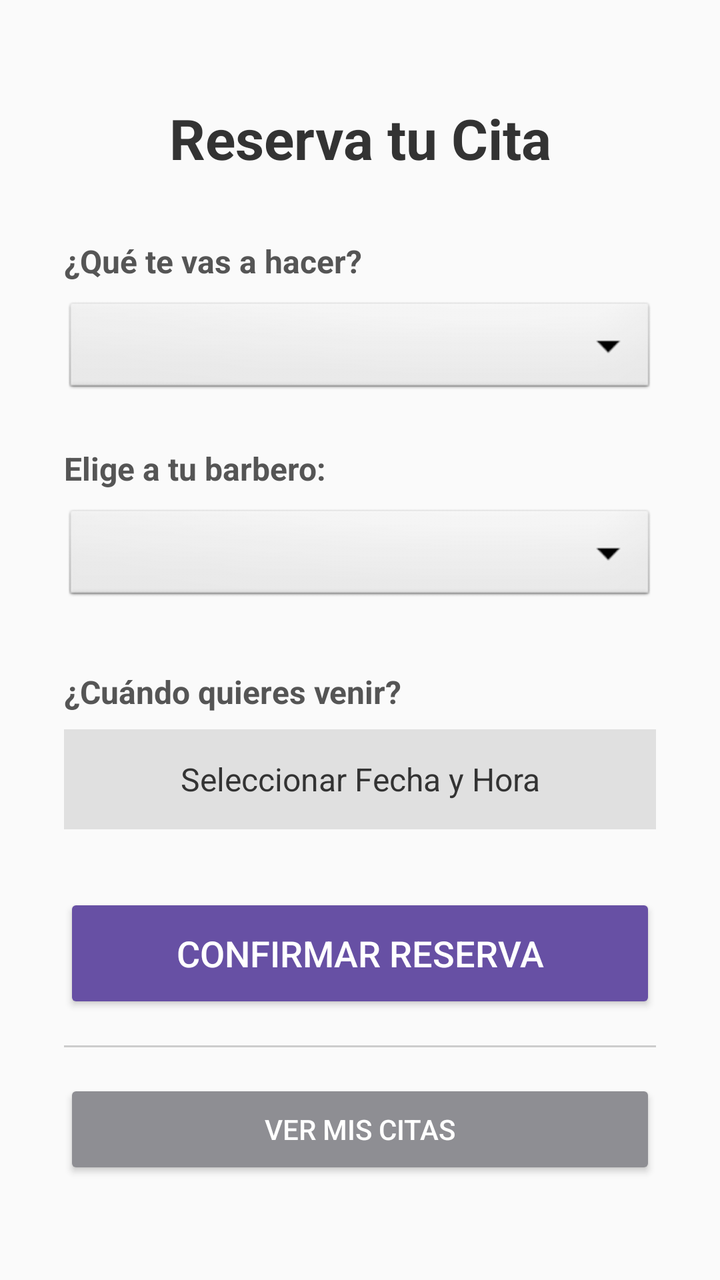
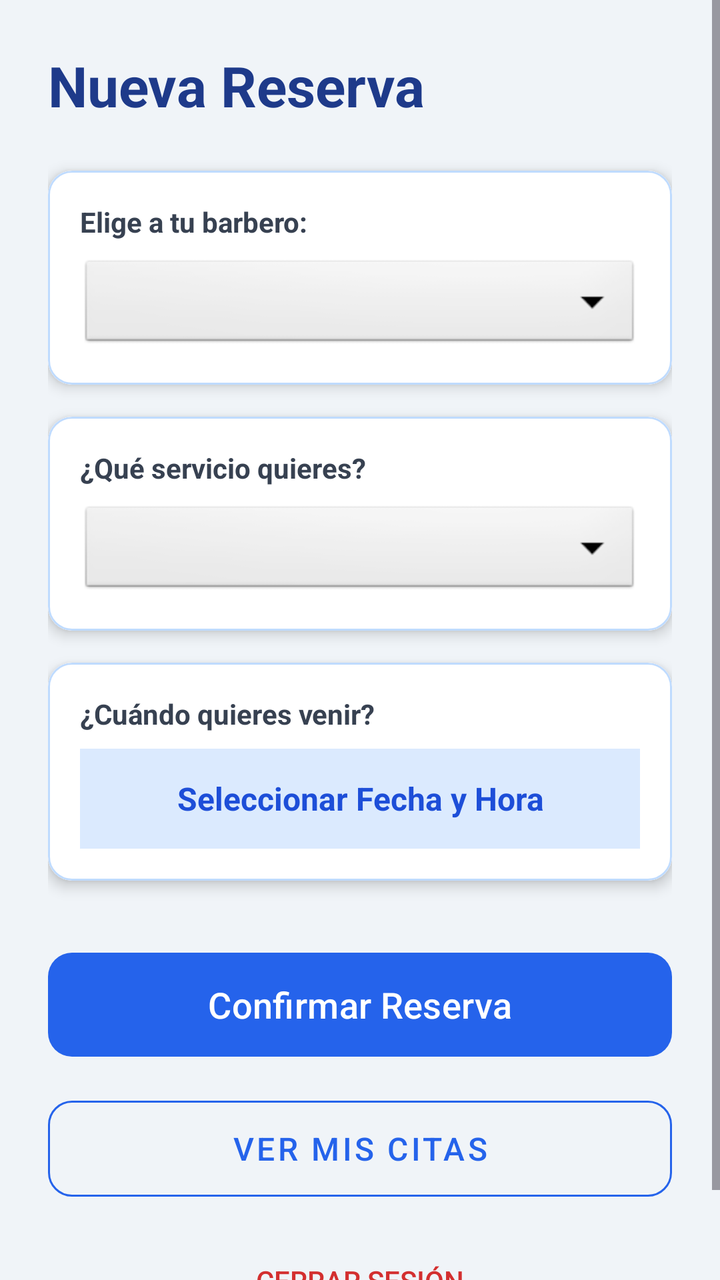

The first picture is an Android layout as it rendered before a commit; the second is the same layout after the commit. The layout source and the unified diff follow.
<!-- AndroidManifest.xml: application theme Theme.BarberFlow -->
<!-- res/layout/activity_main.xml -->
<?xml version="1.0" encoding="utf-8"?>
<LinearLayout
    xmlns:android="http://schemas.android.com/apk/res/android"
    android:id="@+id/main"
    android:layout_width="match_parent"
    android:layout_height="match_parent"
    android:orientation="vertical"
    android:padding="32dp"
    android:gravity="center_vertical"
    android:background="#FAFAFA">

    
    <TextView
        android:id="@+id/tv_titulo"
        android:layout_width="match_parent"
        android:layout_height="wrap_content"
        android:text="Reserva tu Cita"
        android:textSize="28sp"
        android:textStyle="bold"
        android:textColor="#333333"
        android:gravity="center"
        android:layout_marginBottom="32dp"/>

    
    <TextView
        android:layout_width="match_parent"
        android:layout_height="wrap_content"
        android:text="¿Qué te vas a hacer?"
        android:textSize="16sp"
        android:textStyle="bold"
        android:textColor="#555555"
        android:layout_marginBottom="8dp"/>

    <Spinner
        android:id="@+id/spinner_servicio"
        android:layout_width="match_parent"
        android:layout_height="50dp"
        android:background="@android:drawable/btn_dropdown"
        android:layout_marginBottom="24dp"/>

    
    <TextView
        android:layout_width="match_parent"
        android:layout_height="wrap_content"
        android:text="Elige a tu barbero:"
        android:textSize="16sp"
        android:textStyle="bold"
        android:textColor="#555555"
        android:layout_marginBottom="8dp"/>

    <Spinner
        android:id="@+id/spinner_barbero"
        android:layout_width="match_parent"
        android:layout_height="50dp"
        android:background="@android:drawable/btn_dropdown"
        android:layout_marginBottom="32dp"/>

    
    <TextView
        android:layout_width="match_parent"
        android:layout_height="wrap_content"
        android:text="¿Cuándo quieres venir?"
        android:textSize="16sp"
        android:textStyle="bold"
        android:textColor="#555555"
        android:layout_marginBottom="8dp"/>

    <TextView
        android:id="@+id/tv_FechaYHora"
        android:layout_width="match_parent"
        android:layout_height="50dp"
        android:text="Seleccionar Fecha y Hora"
        android:textSize="16sp"
        android:gravity="center"
        android:background="#E0E0E0"
        android:textColor="#333333"
        android:layout_marginBottom="32dp"/>

    
    <Button
        android:id="@+id/btn_reservar"
        android:layout_width="match_parent"
        android:layout_height="60dp"
        android:text="Confirmar Reserva"
        android:textSize="18sp"
        android:backgroundTint="#6750A4"
        android:textColor="#FFFFFF"
        android:layout_marginBottom="16dp"/>

    
    <View
        android:layout_width="match_parent"
        android:layout_height="1dp"
        android:background="#CCCCCC"
        android:layout_marginBottom="16dp"/>

    <Button
        android:id="@+id/btn_ver_historial"
        android:layout_width="match_parent"
        android:layout_height="50dp"
        android:text="Ver mis citas"
        android:backgroundTint="#8E8E93"
        android:textColor="#FFFFFF" />

</LinearLayout>
<!-- resources referenced by this layout -->
<resources>
  <style name="Theme.BarberFlow" parent="Base.Theme.BarberFlow" />
  <style name="Base.Theme.BarberFlow" parent="Theme.Material3.DayNight.NoActionBar">
          
          
      </style>
</resources>

<!-- the commit's change to res/layout/activity_main.xml (unified diff, before → after) -->
@@ -1,105 +1,165 @@
 <?xml version="1.0" encoding="utf-8"?>
-<LinearLayout
-    xmlns:android="http://schemas.android.com/apk/res/android"
+<ScrollView xmlns:android="http://schemas.android.com/apk/res/android"
+    xmlns:app="http://schemas.android.com/apk/res-auto"
     android:id="@+id/main"
     android:layout_width="match_parent"
     android:layout_height="match_parent"
-    android:orientation="vertical"
-    android:padding="32dp"
-    android:gravity="center_vertical"
-    android:background="#FAFAFA">
+    android:background="#F0F4F8"
+    android:fillViewport="true">
 
-    
-    <TextView
-        android:id="@+id/tv_titulo"
+    <LinearLayout
         android:layout_width="match_parent"
         android:layout_height="wrap_content"
-        android:text="Reserva tu Cita"
-        android:textSize="28sp"
-        android:textStyle="bold"
-        android:textColor="#333333"
-        android:gravity="center"
-        android:layout_marginBottom="32dp"/>
+        android:orientation="vertical"
+        android:padding="24dp">
 
-    
-    <TextView
-        android:layout_width="match_parent"
-        android:layout_height="wrap_content"
-        android:text="¿Qué te vas a hacer?"
-        android:textSize="16sp"
-        android:textStyle="bold"
-        android:textColor="#555555"
-        android:layout_marginBottom="8dp"/>
+        
+        <TextView
+            android:layout_width="match_parent"
+            android:layout_height="wrap_content"
+            android:text="Nueva Reserva"
+            android:textSize="28sp"
+            android:textStyle="bold"
+            android:textColor="#1E3A8A"
+            android:layout_marginBottom="24dp"/>
 
-    <Spinner
-        android:id="@+id/spinner_servicio"
-        android:layout_width="match_parent"
-        android:layout_height="50dp"
-        android:background="@android:drawable/btn_dropdown"
-        android:layout_marginBottom="24dp"/>
+        
+        <com.google.android.material.card.MaterialCardView
+            android:layout_width="match_parent"
+            android:layout_height="wrap_content"
+            app:cardCornerRadius="12dp"
+            app:cardElevation="4dp"
+            app:strokeWidth="1dp"
+            app:strokeColor="#BFDBFE"
+            android:layout_marginBottom="16dp">
 
-    
-    <TextView
-        android:layout_width="match_parent"
-        android:layout_height="wrap_content"
-        android:text="Elige a tu barbero:"
-        android:textSize="16sp"
-        android:textStyle="bold"
-        android:textColor="#555555"
-        android:layout_marginBottom="8dp"/>
+            <LinearLayout
+                android:layout_width="match_parent"
+                android:layout_height="wrap_content"
+                android:orientation="vertical"
+                android:padding="16dp"
+                android:background="#FFFFFF">
 
-    <Spinner
-        android:id="@+id/spinner_barbero"
-        android:layout_width="match_parent"
-        android:layout_height="50dp"
-        android:background="@android:drawable/btn_dropdown"
-        android:layout_marginBottom="32dp"/>
+                <TextView
+                    android:layout_width="wrap_content"
+                    android:layout_height="wrap_content"
+                    android:text="Elige a tu barbero:"
+                    android:textStyle="bold"
+                    android:textColor="#374151"
+                    android:layout_marginBottom="8dp"/>
 
-    
-    <TextView
-        android:layout_width="match_parent"
-        android:layout_height="wrap_content"
-        android:text="¿Cuándo quieres venir?"
-        android:textSize="16sp"
-        android:textStyle="bold"
-        android:textColor="#555555"
-        android:layout_marginBottom="8dp"/>
+                <Spinner
+                    android:id="@+id/spinner_barbero"
+                    android:layout_width="match_parent"
+                    android:layout_height="48dp"
+                    android:background="@android:drawable/btn_dropdown" />
+            </LinearLayout>
+        </com.google.android.material.card.MaterialCardView>
 
-    <TextView
-        android:id="@+id/tv_FechaYHora"
-        android:layout_width="match_parent"
-        android:layout_height="50dp"
-        android:text="Seleccionar Fecha y Hora"
-        android:textSize="16sp"
-        android:gravity="center"
-        android:background="#E0E0E0"
-        android:textColor="#333333"
-        android:layout_marginBottom="32dp"/>
+        
+        <com.google.android.material.card.MaterialCardView
+            android:layout_width="match_parent"
+            android:layout_height="wrap_content"
+            app:cardCornerRadius="12dp"
+            app:cardElevation="4dp"
+            app:strokeWidth="1dp"
+            app:strokeColor="#BFDBFE"
+            android:layout_marginBottom="16dp">
 
-    
-    <Button
-        android:id="@+id/btn_reservar"
-        android:layout_width="match_parent"
-        android:layout_height="60dp"
-        android:text="Confirmar Reserva"
-        android:textSize="18sp"
-        android:backgroundTint="#6750A4"
-        android:textColor="#FFFFFF"
-        android:layout_marginBottom="16dp"/>
+            <LinearLayout
+                android:layout_width="match_parent"
+                android:layout_height="wrap_content"
+                android:orientation="vertical"
+                android:padding="16dp"
+                android:background="#FFFFFF">
 
-    
-    <View
-        android:layout_width="match_parent"
-        android:layout_height="1dp"
-        android:background="#CCCCCC"
-        android:layout_marginBottom="16dp"/>
+                <TextView
+                    android:layout_width="wrap_content"
+                    android:layout_height="wrap_content"
+                    android:text="¿Qué servicio quieres?"
+                    android:textStyle="bold"
+                    android:textColor="#374151"
+                    android:layout_marginBottom="8dp"/>
 
-    <Button
-        android:id="@+id/btn_ver_historial"
-        android:layout_width="match_parent"
-        android:layout_height="50dp"
-        android:text="Ver mis citas"
-        android:backgroundTint="#8E8E93"
-        android:textColor="#FFFFFF" />
+                <Spinner
+                    android:id="@+id/spinner_servicio"
+                    android:layout_width="match_parent"
+                    android:layout_height="48dp"
+                    android:background="@android:drawable/btn_dropdown" />
+            </LinearLayout>
+        </com.google.android.material.card.MaterialCardView>
 
-</LinearLayout>
+        
+        <com.google.android.material.card.MaterialCardView
+            android:layout_width="match_parent"
+            android:layout_height="wrap_content"
+            app:cardCornerRadius="12dp"
+            app:cardElevation="4dp"
+            app:strokeWidth="1dp"
+            app:strokeColor="#BFDBFE"
+            android:layout_marginBottom="32dp">
+
+            <LinearLayout
+                android:layout_width="match_parent"
+                android:layout_height="wrap_content"
+                android:orientation="vertical"
+                android:padding="16dp"
+                android:background="#FFFFFF">
+
+                <TextView
+                    android:layout_width="wrap_content"
+                    android:layout_height="wrap_content"
+                    android:text="¿Cuándo quieres venir?"
+                    android:textStyle="bold"
+                    android:textColor="#374151"
+                    android:layout_marginBottom="8dp"/>
+
+                
+                <TextView
+                    android:id="@+id/tv_FechaYHora"
+                    android:layout_width="match_parent"
+                    android:layout_height="50dp"
+                    android:text="Seleccionar Fecha y Hora"
+                    android:gravity="center"
+                    android:textSize="16sp"
+                    android:textColor="#1D4ED8"
+                    android:background="#DBEAFE"
+                    android:textStyle="bold" />
+            </LinearLayout>
+        </com.google.android.material.card.MaterialCardView>
+
+        
+        <com.google.android.material.button.MaterialButton
+            android:id="@+id/btn_reservar"
+            android:layout_width="match_parent"
+            android:layout_height="60dp"
+            android:text="Confirmar Reserva"
+            android:textSize="18sp"
+            app:cornerRadius="12dp"
+            app:backgroundTint="#2563EB"
+            android:layout_marginBottom="12dp"/>
+
+        
+        <com.google.android.material.button.MaterialButton
+            android:id="@+id/btn_ver_historial"
+            android:layout_width="match_parent"
+            android:layout_height="60dp"
+            android:text="Ver mis citas"
+            android:textSize="16sp"
+            android:textColor="#2563EB"
+            app:strokeColor="#2563EB"
+            style="@style/Widget.MaterialComponents.Button.OutlinedButton"
+            app:cornerRadius="12dp"
+            android:layout_marginBottom="12dp"/>
+
+        
+        <Button
+            android:id="@+id/btn_cerrar_sesion"
+            android:layout_width="match_parent"
+            android:layout_height="wrap_content"
+            android:text="Cerrar sesión"
+            android:textColor="#D32F2F"
+            style="@style/Widget.AppCompat.Button.Borderless" />
+
+    </LinearLayout>
+</ScrollView>
